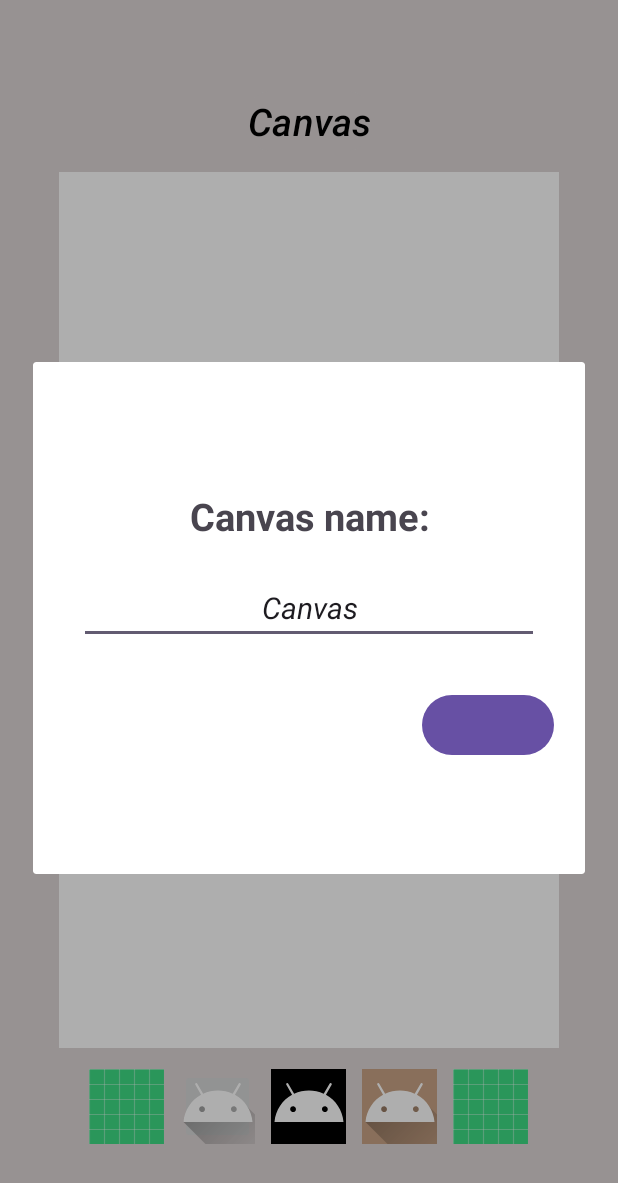
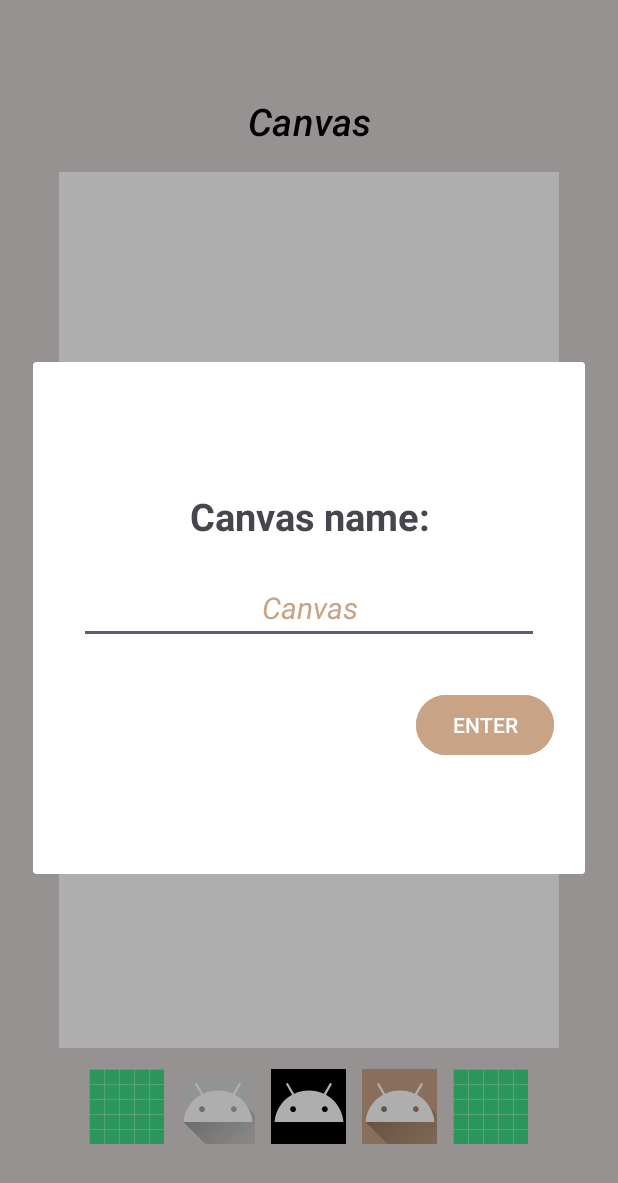
Before and after one commit to Jose-Alberto-Rodrigues-Neto/Drawing-App, an Android app: the screen it shows after launch (MainActivity), after a tap on "Canvas", on a phone screen of 412 x 824 dp. Shown: the top 1183 px of the screen. Run offline under Robolectric (Android 15) with nearby library versions, the phone set to English and light mode, and no system bars; libraries missing offline, so code that uses them is left out: yuku.ambilwarna.

Commit message:
adicionando funcionalidade para mudar o nome do canvas

```diff
--- a/app/src/main/java/com/example/drawingapp/MainActivity.kt
+++ b/app/src/main/java/com/example/drawingapp/MainActivity.kt
@@ -3,11 +3,13 @@ package com.example.drawingapp
 import android.app.Dialog
 import androidx.appcompat.app.AppCompatActivity
 import android.os.Bundle
+import android.text.Editable
 import android.widget.Button
 import android.widget.EditText
 import android.widget.ImageButton
 import android.widget.SeekBar
 import android.widget.TextView
+import android.widget.Toast
 import yuku.ambilwarna.AmbilWarnaDialog
 
 
@@ -133,6 +135,15 @@ class MainActivity : AppCompatActivity() {
         nameDialog.setContentView(R.layout.dialog_canvas_name)
         nameDialog.window?.setLayout(600, 560) //setando o tamanho da tela do dialog
 
+        val changingCanvasName: EditText = nameDialog.findViewById(R.id.tv_changeCanvaName)
+        changingCanvasName.setText(canvasName?.text) //fazendo com que o texto no EditText mude conforme o nome do Canvas
+        val btnEnterChangingName: Button = nameDialog.findViewById(R.id.btn_canvasNameEnter)
+        btnEnterChangingName.setOnClickListener{
+            canvasName?.text = changingCanvasName.text
+            nameDialog.dismiss()
+        }
+
+
         nameDialog.show()
     }
 }
--- a/app/src/main/res/layout/dialog_canvas_name.xml
+++ b/app/src/main/res/layout/dialog_canvas_name.xml
@@ -10,7 +10,7 @@
         android:id="@+id/dialog_textView"
         android:layout_width="match_parent"
         android:layout_height="wrap_content"
-        android:text="Canvas name:"
+        android:text="@string/canvasGetName"
         android:gravity="center"
         android:textSize="25sp"
         android:textStyle="bold"
@@ -20,16 +20,21 @@
         android:id="@+id/tv_changeCanvaName"
         android:layout_width="match_parent"
         android:layout_height="wrap_content"
-        android:text="Canvas"
+        android:text="@string/canvas"
+        android:textColor="@color/ui_primary"
         android:gravity="center"
         android:textSize="20sp"
         android:textStyle="italic"
         android:layout_margin="10dp"
+        android:maxLength="30"
         />
     <Button
+        android:id="@+id/btn_canvasNameEnter"
         android:layout_width="wrap_content"
         android:layout_height="wrap_content"
         android:layout_gravity="end|bottom"
-        android:layout_marginTop="20dp"/>
+        android:layout_marginTop="20dp"
+        android:text="@string/enter"
+        android:backgroundTint="@color/ui_primary"/>
 
 </LinearLayout>
--- a/app/src/main/res/values/strings.xml
+++ b/app/src/main/res/values/strings.xml
@@ -8,4 +8,6 @@
     <string name="btnbrushsizepicker">BtnButtonBrushSizePicker</string>
     <string name="btnundo">BtnButtonUndo</string>
     <string name="changeCanvasName">BtnChangeNameOfCanvas</string>
+    <string name="enter">ENTER</string>
+    <string name="canvasGetName">Canvas name:</string>
 </resources>
```
Also changed, not shown: app/src/main/res/drawable/brush.xml (deleted, +0 -12 lines).
